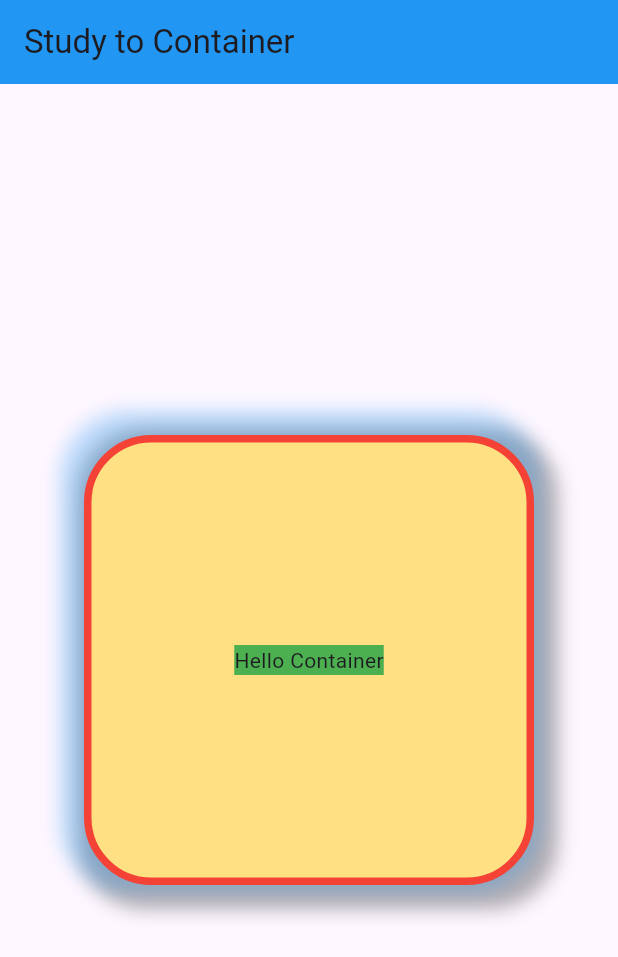
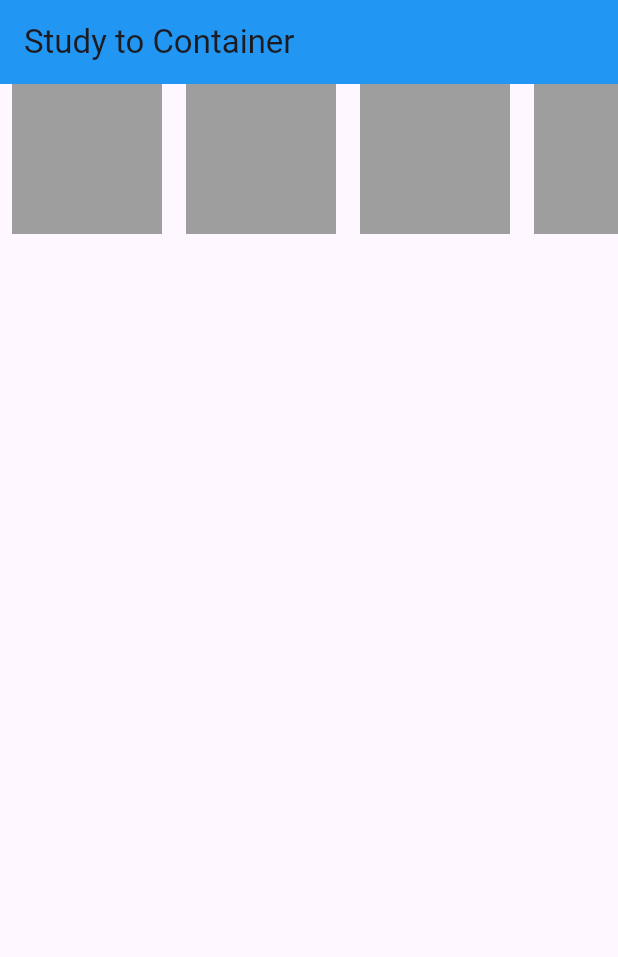
Before and after one commit to ryan2414/flutter_widget, a Flutter app: the screen it shows after launch, on a phone screen of 412 x 824 dp. Shown: the top 957 px of the screen. Run offline on Flutter 3.47's test engine with Material 3 defaults, Android fonts, the phone set to English and light mode, and no system bars.

Commit message:
위젯을 상하좌우로 배치

```diff
--- a/lib/main.dart
+++ b/lib/main.dart
@@ -7,45 +7,81 @@ void main() {
         title: Text('Study to Container'),
         backgroundColor: Colors.blue,
       ),
-      body: CustomContainer(),
+      body: Body(),
     ),
   ));
 }
 
-class CustomContainer extends StatelessWidget {
-  const CustomContainer({super.key});
+class Body extends StatelessWidget {
+  const Body({super.key});
 
   @override
   Widget build(BuildContext context) {
-    return Center(
-      child: Container(
-        width: 300,
-        height: 300,
-        padding: EdgeInsets.fromLTRB(15, 10, 15, 10),
-        decoration: BoxDecoration(
-          color: Color(0xFFFFE082), //Colors.amber.shade200,
-          border: Border.all(
-            color: Colors.red,
-            width: 5,
-            style: BorderStyle.solid,
+    return SingleChildScrollView(
+      scrollDirection: Axis.horizontal,
+      child: Row(
+        children: [
+          Container(
+            color: Colors.grey,
+            width: 100,
+            height: 100,
+            margin: EdgeInsets.symmetric(horizontal: 8),
           ),
-          borderRadius: BorderRadius.circular(45),
-          boxShadow: [
-            BoxShadow(
-                color: Colors.black.withOpacity(0.3),
-                offset: Offset(6, 6),
-                blurRadius: 10,
-                spreadRadius: 10),
-            BoxShadow(
-                color: Colors.blue.withOpacity(0.3),
-                offset: Offset(-6, -6),
-                blurRadius: 10,
-                spreadRadius: 10),
-          ],
-        ),
-        child: Center(
-            child:
-                Container(color: Colors.green, child: Text('Hello Container'))),
+          Container(
+            color: Colors.grey,
+            width: 100,
+            height: 100,
+            margin: EdgeInsets.symmetric(horizontal: 8),
+          ),
+          Container(
+            color: Colors.grey,
+            width: 100,
+            height: 100,
+            margin: EdgeInsets.symmetric(horizontal: 8),
+          ),
+          Container(
+            color: Colors.grey,
+            width: 100,
+            height: 100,
+            margin: EdgeInsets.symmetric(horizontal: 8),
+          ),
+          Container(
+            color: Colors.grey,
+            width: 100,
+            height: 100,
+            margin: EdgeInsets.symmetric(horizontal: 8),
+          ),
+          Container(
+            color: Colors.grey,
+            width: 100,
+            height: 100,
+            margin: EdgeInsets.symmetric(horizontal: 8),
+          ),
+          Container(
+            color: Colors.grey,
+            width: 100,
+            height: 100,
+            margin: EdgeInsets.symmetric(horizontal: 8),
+          ),
+          Container(
+            color: Colors.grey,
+            width: 100,
+            height: 100,
+            margin: EdgeInsets.symmetric(horizontal: 8),
+          ),
+          Container(
+            color: Colors.grey,
+            width: 100,
+            height: 100,
+            margin: EdgeInsets.symmetric(horizontal: 8),
+          ),
+          Container(
+            color: Colors.grey,
+            width: 100,
+            height: 100,
+            margin: EdgeInsets.symmetric(horizontal: 8),
+          ),
+        ],
       ),
     );
   }
```
